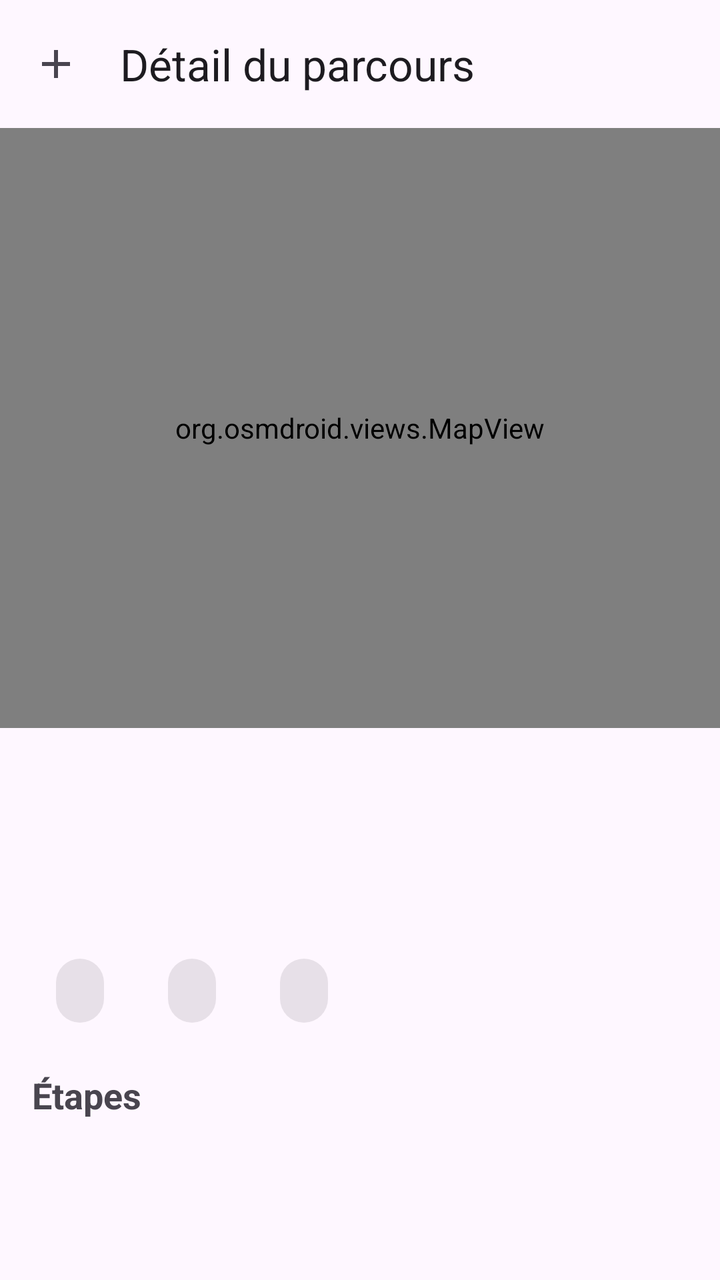
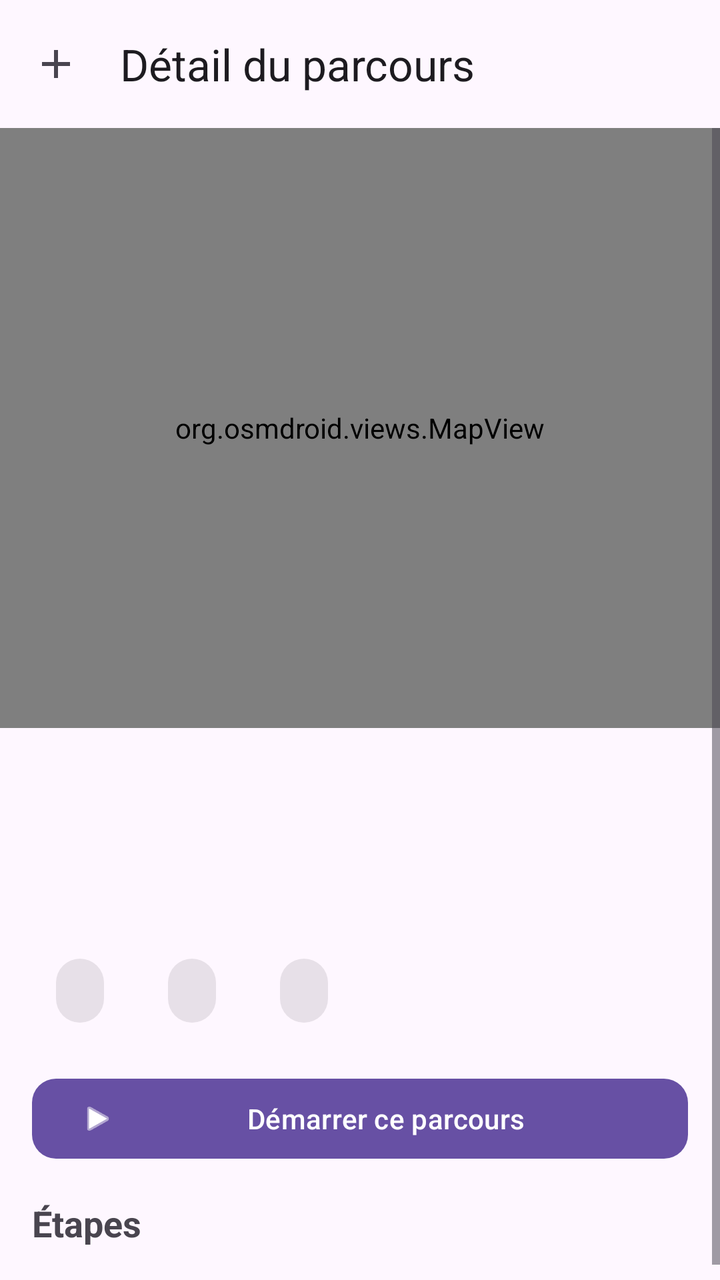

Compare the two renders of this Android layout. The source of the first and the diff that turns it into the second are given below.
<!-- AndroidManifest.xml: application theme Theme.Traveling -->
<!-- res/layout/fragment_path_detail.xml -->
<?xml version="1.0" encoding="utf-8"?>
<LinearLayout xmlns:android="http://schemas.android.com/apk/res/android"
    xmlns:app="http://schemas.android.com/apk/res-auto"
    android:layout_width="match_parent"
    android:layout_height="match_parent"
    android:orientation="vertical"
    android:background="?android:attr/colorBackground">

    
    <com.google.android.material.appbar.MaterialToolbar
        android:id="@+id/toolbar_path_detail"
        android:layout_width="match_parent"
        android:layout_height="?attr/actionBarSize"
        app:navigationIcon="@drawable/ic_add"
        app:title="Détail du parcours" />

    <ScrollView
        android:layout_width="match_parent"
        android:layout_height="match_parent"
        android:fillViewport="true">

        <LinearLayout
            android:layout_width="match_parent"
            android:layout_height="wrap_content"
            android:orientation="vertical">

            
            <org.osmdroid.views.MapView
                android:id="@+id/map_path_detail"
                android:layout_width="match_parent"
                android:layout_height="300dp" />

            
            <LinearLayout
                android:layout_width="match_parent"
                android:layout_height="wrap_content"
                android:orientation="vertical"
                android:padding="16dp">

                <TextView
                    android:id="@+id/tv_path_title"
                    android:layout_width="wrap_content"
                    android:layout_height="wrap_content"
                    android:textSize="22sp"
                    android:textStyle="bold" />

                <TextView
                    android:id="@+id/tv_path_city"
                    android:layout_width="wrap_content"
                    android:layout_height="wrap_content"
                    android:layout_marginTop="4dp"
                    android:textSize="14sp"
                    android:textColor="?android:attr/textColorSecondary" />

                <TextView
                    android:id="@+id/tv_path_description"
                    android:layout_width="wrap_content"
                    android:layout_height="wrap_content"
                    android:layout_marginTop="8dp"
                    android:textSize="14sp" />

                
                <com.google.android.material.chip.ChipGroup
                    android:id="@+id/chip_group_info"
                    android:layout_width="wrap_content"
                    android:layout_height="wrap_content"
                    android:layout_marginTop="12dp">

                    <com.google.android.material.chip.Chip
                        android:id="@+id/chip_duration"
                        android:layout_width="wrap_content"
                        android:layout_height="wrap_content"
                        style="@style/Widget.MaterialComponents.Chip.Action"
                        android:clickable="false" />

                    <com.google.android.material.chip.Chip
                        android:id="@+id/chip_budget"
                        android:layout_width="wrap_content"
                        android:layout_height="wrap_content"
                        style="@style/Widget.MaterialComponents.Chip.Action"
                        android:clickable="false" />

                    <com.google.android.material.chip.Chip
                        android:id="@+id/chip_difficulty"
                        android:layout_width="wrap_content"
                        android:layout_height="wrap_content"
                        style="@style/Widget.MaterialComponents.Chip.Action"
                        android:clickable="false" />

                </com.google.android.material.chip.ChipGroup>

                
                <TextView
                    android:layout_width="wrap_content"
                    android:layout_height="wrap_content"
                    android:layout_marginTop="16dp"
                    android:text="Étapes"
                    android:textSize="18sp"
                    android:textStyle="bold" />

                <LinearLayout
                    android:id="@+id/steps_list_container"
                    android:layout_width="match_parent"
                    android:layout_height="wrap_content"
                    android:orientation="vertical"
                    android:layout_marginTop="8dp" />

            </LinearLayout>

        </LinearLayout>

    </ScrollView>

</LinearLayout>
<!-- resources referenced by this layout -->
<resources>
  <!-- drawable ic_add (drawable) -->
  <?xml version="1.0" encoding="utf-8"?>
  <vector xmlns:android="http://schemas.android.com/apk/res/android"
      android:width="24dp"
      android:height="24dp"
      android:viewportWidth="24"
      android:viewportHeight="24"
      android:tint="?attr/colorControlNormal">
      <path
          android:fillColor="@android:color/white"
          android:pathData="M19,13h-6v6h-2v-6H5v-2h6V5h2v6h6v2z" />
  </vector>
  <style name="Theme.Traveling" parent="Base.Theme.Traveling" />
  <style name="Base.Theme.Traveling" parent="Theme.Material3.DayNight.NoActionBar">
          
          
      </style>
</resources>

<!-- the commit's change to res/layout/fragment_path_detail.xml (unified diff, before → after) -->
@@ -89,6 +89,16 @@
 
                 </com.google.android.material.chip.ChipGroup>
 
+                <com.google.android.material.button.MaterialButton
+                    android:id="@+id/btn_start_path"
+                    android:layout_width="match_parent"
+                    android:layout_height="wrap_content"
+                    android:layout_marginTop="16dp"
+                    android:text="Démarrer ce parcours"
+                    android:textAllCaps="false"
+                    app:cornerRadius="12dp"
+                    app:icon="@android:drawable/ic_media_play" />
+
                 
                 <TextView
                     android:layout_width="wrap_content"
